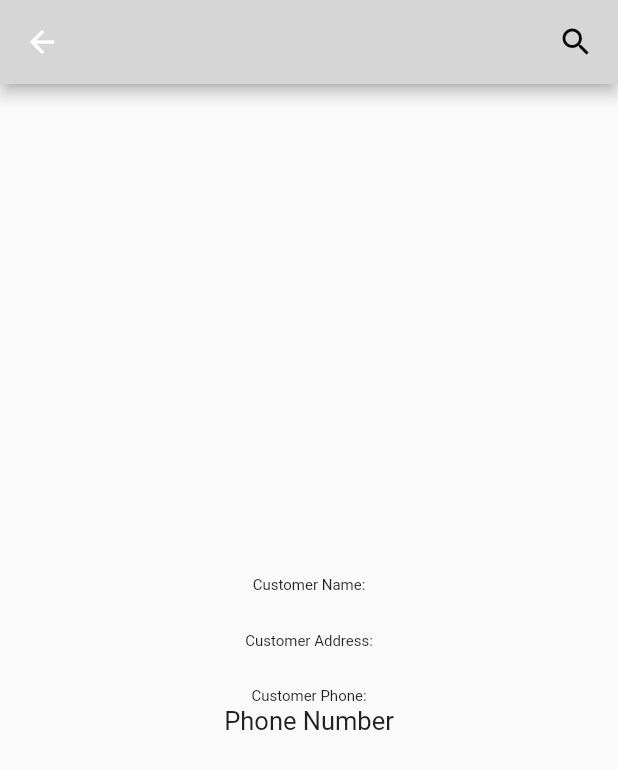
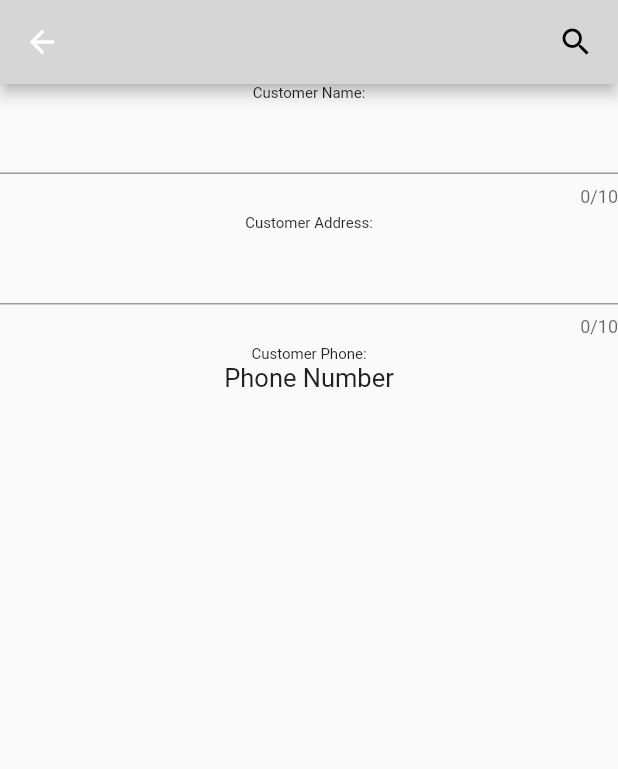
Before and after one commit to Liakot-ali/Flutter-Learn, a Flutter app: the CustomerDetails screen opened directly with empty values, on a phone screen of 412 x 824 dp. Shown: the top 769 px of the screen. Run offline on Flutter 3.47's test engine with Material 2 defaults, Android fonts, the phone set to English and light mode, and no system bars; grey boxes are pictures that could not be loaded.

Commit message:
change text to TextForm field

```diff
--- a/lib/customer_details.dart
+++ b/lib/customer_details.dart
@@ -27,17 +27,42 @@ class _StateCustomerDetails extends State<CustomerDetails> {
       ),
       body: Center(
         child: Column(
-          mainAxisAlignment: MainAxisAlignment.center,
+          crossAxisAlignment: CrossAxisAlignment.center,
           children: [
-            Text("Customer Name:", style: TextStyle(fontSize: 10.0),),
-            Text(value.name, style: TextStyle(fontSize: 17.0),),
-            SizedBox(height: 5.0,),
-            Text("Customer Address:", style: TextStyle(fontSize: 10.0),),
-            Text(value.address, style: TextStyle(fontSize: 17.0),),
-            SizedBox(height: 5.0,),
-            Text("Customer Phone:", style: TextStyle(fontSize: 10.0),),
-            Text("Phone Number", style: TextStyle(fontSize: 17.0),),
-            SizedBox(height: 5.0,),
+
+            Text(
+              "Customer Name:",
+              style: TextStyle(fontSize: 10.0),
+            ),
+            TextFormField(
+              initialValue: value.name,
+              maxLength: 10,
+            ),
+            SizedBox(
+              height: 5.0,
+            ),
+            Text(
+              "Customer Address:",
+              style: TextStyle(fontSize: 10.0),
+            ),
+            TextFormField(
+              initialValue: value.address,
+              maxLength: 10,
+            ),
+            SizedBox(
+              height: 5.0,
+            ),
+            Text(
+              "Customer Phone:",
+              style: TextStyle(fontSize: 10.0),
+            ),
+            Text(
+              "Phone Number",
+              style: TextStyle(fontSize: 17.0),
+            ),
+            SizedBox(
+              height: 5.0,
+            ),
           ],
         ),
       ),
```
